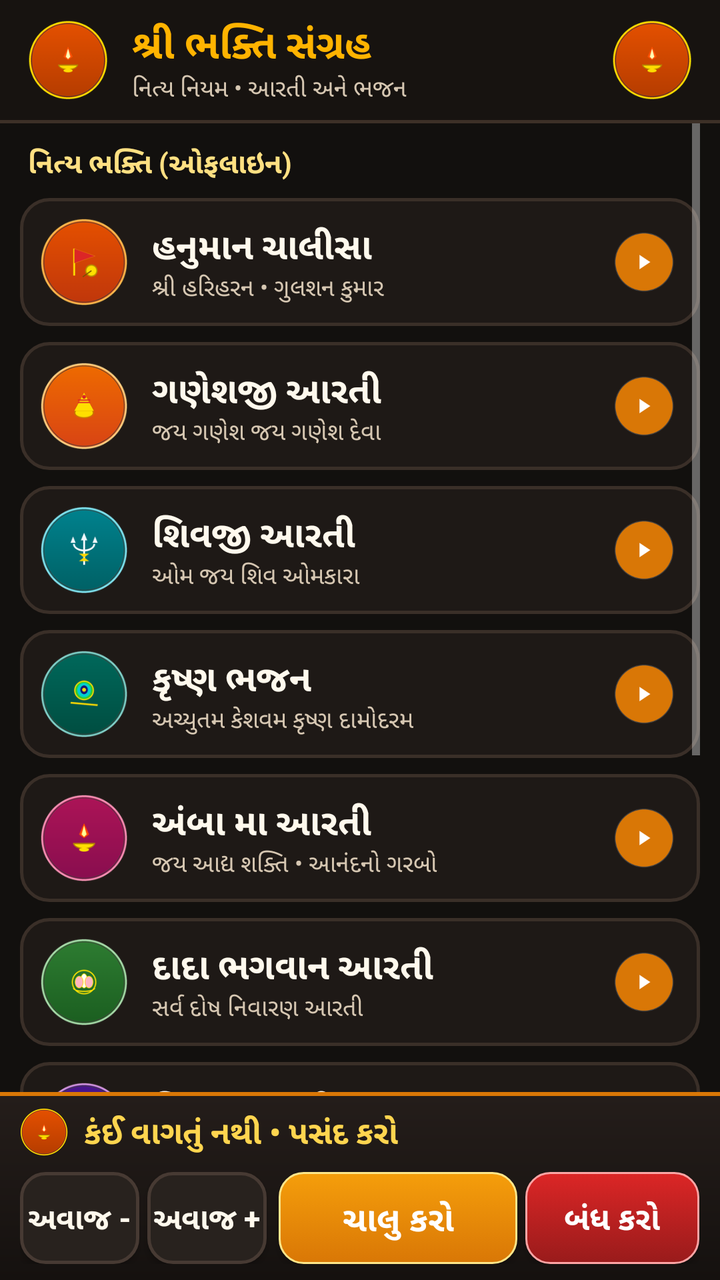
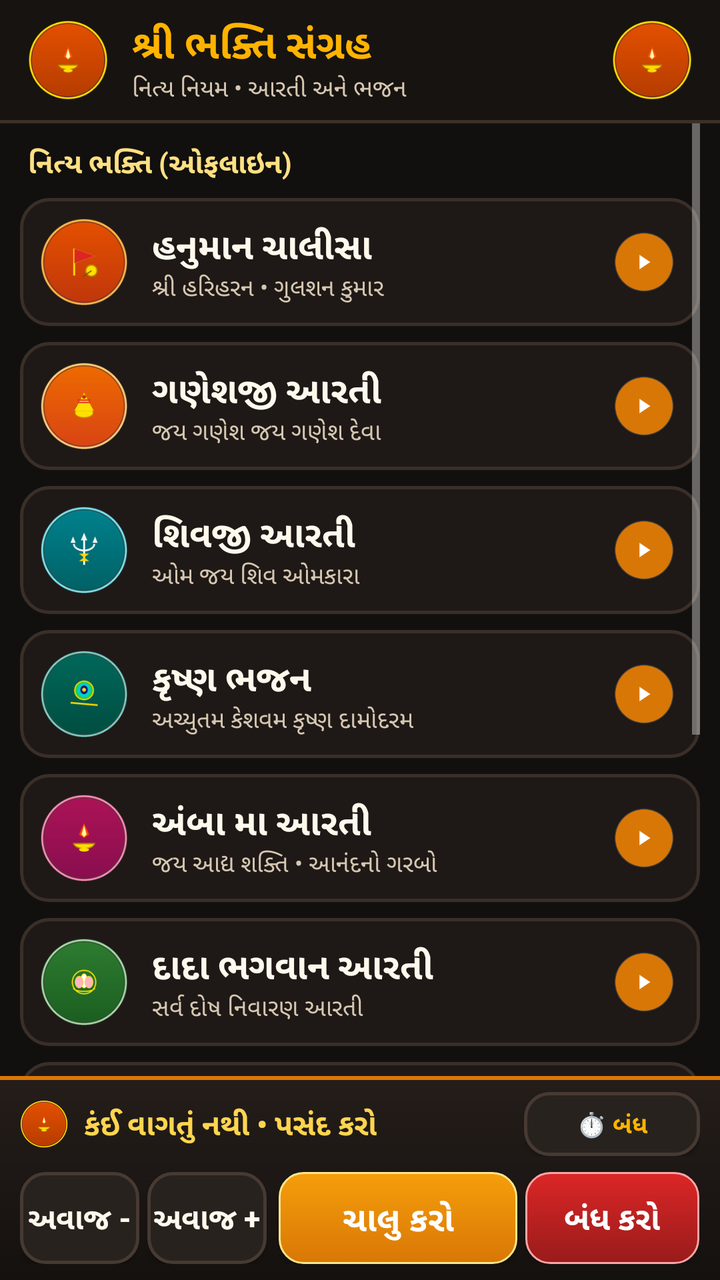

Before-and-after screenshots of an Android layout around one commit, followed by the original layout XML and the change that was made.
<!-- AndroidManifest.xml: application theme AppTheme -->
<!-- res/layout/activity_main.xml -->
<?xml version="1.0" encoding="utf-8"?>
<RelativeLayout xmlns:android="http://schemas.android.com/apk/res/android"
    android:layout_width="match_parent"
    android:layout_height="match_parent"
    android:background="@color/bg_dark">

    
    <LinearLayout
        android:id="@+id/headerLayout"
        android:layout_width="match_parent"
        android:layout_height="60dp"
        android:layout_alignParentTop="true"
        android:orientation="horizontal"
        android:gravity="center_vertical"
        android:background="#171310"
        android:paddingStart="14dp"
        android:paddingEnd="14dp"
        android:paddingTop="4dp"
        android:paddingBottom="4dp">

        <ImageView
            android:layout_width="40dp"
            android:layout_height="40dp"
            android:src="@drawable/ic_diya"
            android:contentDescription="Diya" />

        <LinearLayout
            android:layout_width="0dp"
            android:layout_height="wrap_content"
            android:layout_weight="1"
            android:orientation="vertical"
            android:layout_marginStart="12dp">

            <TextView
                android:layout_width="wrap_content"
                android:layout_height="wrap_content"
                android:text="@string/app_name"
                android:textColor="@color/gold_primary"
                android:textSize="20sp"
                android:textStyle="bold" />

            <TextView
                android:layout_width="wrap_content"
                android:layout_height="wrap_content"
                android:text="@string/app_subtitle"
                android:textColor="@color/text_secondary"
                android:textSize="12sp" />
        </LinearLayout>

        <ImageView
            android:layout_width="40dp"
            android:layout_height="40dp"
            android:src="@drawable/ic_diya"
            android:contentDescription="Diya" />
    </LinearLayout>

    
    <View
        android:id="@+id/headerDivider"
        android:layout_width="match_parent"
        android:layout_height="1.5dp"
        android:layout_below="@id/headerLayout"
        android:background="#3D3027" />

    
    <LinearLayout
        android:id="@+id/bottomDock"
        android:layout_width="match_parent"
        android:layout_height="wrap_content"
        android:layout_alignParentBottom="true"
        android:orientation="vertical"
        android:background="@drawable/dock_bg"
        android:paddingStart="10dp"
        android:paddingEnd="10dp"
        android:paddingTop="8dp"
        android:paddingBottom="8dp">

        
        <LinearLayout
            android:layout_width="match_parent"
            android:layout_height="wrap_content"
            android:orientation="horizontal"
            android:gravity="center_vertical"
            android:layout_marginBottom="8dp">

            <ImageView
                android:id="@+id/imgStatusIcon"
                android:layout_width="24dp"
                android:layout_height="24dp"
                android:src="@drawable/ic_diya"
                android:layout_marginEnd="8dp"
                android:contentDescription="Playing Status" />

            <TextView
                android:id="@+id/txtStatus"
                android:layout_width="0dp"
                android:layout_height="wrap_content"
                android:layout_weight="1"
                android:text="@string/stopped"
                android:textColor="@color/text_gold"
                android:textSize="16sp"
                android:textStyle="bold"
                android:singleLine="true"
                android:ellipsize="marquee" />
        </LinearLayout>

        
        <LinearLayout
            android:layout_width="match_parent"
            android:layout_height="46dp"
            android:orientation="horizontal"
            android:gravity="center_vertical">

            
            <Button
                android:id="@+id/btnVolDown"
                android:layout_width="0dp"
                android:layout_height="match_parent"
                android:layout_weight="1.1"
                android:text="@string/vol_down"
                android:textColor="@color/text_primary"
                android:textSize="15sp"
                android:textStyle="bold"
                android:background="@drawable/btn_vol_bg"
                android:layout_marginEnd="4dp" />

            
            <Button
                android:id="@+id/btnVolUp"
                android:layout_width="0dp"
                android:layout_height="match_parent"
                android:layout_weight="1.1"
                android:text="@string/vol_up"
                android:textColor="@color/text_primary"
                android:textSize="15sp"
                android:textStyle="bold"
                android:background="@drawable/btn_vol_bg"
                android:layout_marginEnd="6dp" />

            
            <Button
                android:id="@+id/btnPause"
                android:layout_width="0dp"
                android:layout_height="match_parent"
                android:layout_weight="2.2"
                android:text="@string/play_playback"
                android:textColor="@color/white"
                android:textSize="17sp"
                android:textStyle="bold"
                android:background="@drawable/btn_play_bg"
                android:layout_marginEnd="4dp" />

            
            <Button
                android:id="@+id/btnStop"
                android:layout_width="0dp"
                android:layout_height="match_parent"
                android:layout_weight="1.6"
                android:text="@string/stop_playback"
                android:textColor="@color/white"
                android:textSize="16sp"
                android:textStyle="bold"
                android:background="@drawable/btn_stop_bg" />
        </LinearLayout>
    </LinearLayout>

    
    <ScrollView
        android:id="@+id/scrollView"
        android:layout_width="match_parent"
        android:layout_height="match_parent"
        android:layout_below="@id/headerDivider"
        android:layout_above="@id/bottomDock"
        android:fillViewport="true"
        android:paddingStart="10dp"
        android:paddingEnd="10dp">

        <LinearLayout
            android:layout_width="match_parent"
            android:layout_height="wrap_content"
            android:orientation="vertical"
            android:paddingTop="10dp"
            android:paddingBottom="16dp">

            
            <TextView
                android:layout_width="wrap_content"
                android:layout_height="wrap_content"
                android:text="@string/section_aartis"
                android:textColor="@color/gold_light"
                android:textSize="14sp"
                android:textStyle="bold"
                android:layout_marginBottom="8dp"
                android:layout_marginStart="4dp" />

            
            <RelativeLayout
                android:id="@+id/cardHanuman"
                android:layout_width="match_parent"
                android:layout_height="64dp"
                android:background="@drawable/card_selector"
                android:paddingStart="10dp"
                android:paddingEnd="12dp"
                android:layout_marginBottom="8dp"
                android:clickable="true"
                android:focusable="true">

                <ImageView
                    android:id="@+id/imgHanuman"
                    android:layout_width="44dp"
                    android:layout_height="44dp"
                    android:layout_centerVertical="true"
                    android:src="@drawable/ic_hanuman"
                    android:contentDescription="Hanuman" />

                <LinearLayout
                    android:layout_width="match_parent"
                    android:layout_height="wrap_content"
                    android:layout_toEndOf="@id/imgHanuman"
                    android:layout_toStartOf="@+id/icActionHanuman"
                    android:layout_centerVertical="true"
                    android:orientation="vertical"
                    android:layout_marginStart="12dp">

                    <TextView
                        android:layout_width="wrap_content"
                        android:layout_height="wrap_content"
                        android:text="@string/hanuman_chalisa"
                        android:textColor="@color/text_primary"
                        android:textSize="18sp"
                        android:textStyle="bold" />

                    <TextView
                        android:layout_width="wrap_content"
                        android:layout_height="wrap_content"
                        android:text="@string/hanuman_desc"
                        android:textColor="@color/text_secondary"
                        android:textSize="12sp" />
                </LinearLayout>

                <ImageView
                    android:id="@+id/icActionHanuman"
                    android:layout_width="32dp"
                    android:layout_height="32dp"
                    android:layout_alignParentEnd="true"
                    android:layout_centerVertical="true"
                    android:src="@drawable/ic_ctrl_play"
                    android:contentDescription="Play" />
            </RelativeLayout>

            
            <RelativeLayout
                android:id="@+id/cardGanesh"
                android:layout_width="match_parent"
                android:layout_height="64dp"
                android:background="@drawable/card_selector"
                android:paddingStart="10dp"
                android:paddingEnd="12dp"
                android:layout_marginBottom="8dp"
                android:clickable="true"
                android:focusable="true">

                <ImageView
                    android:id="@+id/imgGanesh"
                    android:layout_width="44dp"
                    android:layout_height="44dp"
                    android:layout_centerVertical="true"
                    android:src="@drawable/ic_ganesh"
                    android:contentDescription="Ganesh" />

                <LinearLayout
                    android:layout_width="match_parent"
                    android:layout_height="wrap_content"
                    android:layout_toEndOf="@id/imgGanesh"
                    android:layout_toStartOf="@+id/icActionGanesh"
                    android:layout_centerVertical="true"
                    android:orientation="vertical"
                    android:layout_marginStart="12dp">

                    <TextView
                        android:layout_width="wrap_content"
                        android:layout_height="wrap_content"
                        android:text="@string/ganesh_aarti"
                        android:textColor="@color/text_primary"
                        android:textSize="18sp"
                        android:textStyle="bold" />

                    <TextView
                        android:layout_width="wrap_content"
                        android:layout_height="wrap_content"
                        android:text="@string/ganesh_desc"
                        android:textColor="@color/text_secondary"
                        android:textSize="12sp" />
                </LinearLayout>

                <ImageView
                    android:id="@+id/icActionGanesh"
                    android:layout_width="32dp"
                    android:layout_height="32dp"
                    android:layout_alignParentEnd="true"
                    android:layout_centerVertical="true"
                    android:src="@drawable/ic_ctrl_play"
                    android:contentDescription="Play" />
            </RelativeLayout>

            
            <RelativeLayout
                android:id="@+id/cardShiv"
                android:layout_width="match_parent"
                android:layout_height="64dp"
                android:background="@drawable/card_selector"
                android:paddingStart="10dp"
                android:paddingEnd="12dp"
                android:layout_marginBottom="8dp"
                android:clickable="true"
                android:focusable="true">

                <ImageView
                    android:id="@+id/imgShiv"
                    android:layout_width="44dp"
                    android:layout_height="44dp"
                    android:layout_centerVertical="true"
                    android:src="@drawable/ic_shiv"
                    android:contentDescription="Shiv" />

                <LinearLayout
                    android:layout_width="match_parent"
                    android:layout_height="wrap_content"
                    android:layout_toEndOf="@id/imgShiv"
                    android:layout_toStartOf="@+id/icActionShiv"
                    android:layout_centerVertical="true"
                    android:orientation="vertical"
                    android:layout_marginStart="12dp">

                    <TextView
                        android:layout_width="wrap_content"
                        android:layout_height="wrap_content"
                        android:text="@string/shiv_aarti"
                        android:textColor="@color/text_primary"
                        android:textSize="18sp"
                        android:textStyle="bold" />

                    <TextView
                        android:layout_width="wrap_content"
                        android:layout_height="wrap_content"
                        android:text="@string/shiv_desc"
                        android:textColor="@color/text_secondary"
                        android:textSize="12sp" />
                </LinearLayout>

                <ImageView
                    android:id="@+id/icActionShiv"
                    android:layout_width="32dp"
                    android:layout_height="32dp"
                    android:layout_alignParentEnd="true"
                    android:layout_centerVertical="true"
                    android:src="@drawable/ic_ctrl_play"
                    android:contentDescription="Play" />
            </RelativeLayout>

            
            <RelativeLayout
                android:id="@+id/cardKrishna"
                android:layout_width="match_parent"
                android:layout_height="64dp"
                android:background="@drawable/card_selector"
                android:paddingStart="10dp"
                android:paddingEnd="12dp"
                android:layout_marginBottom="8dp"
                android:clickable="true"
                android:focusable="true">

                <ImageView
                    android:id="@+id/imgKrishna"
                    android:layout_width="44dp"
                    android:layout_height="44dp"
                    android:layout_centerVertical="true"
                    android:src="@drawable/ic_krishna"
                    android:contentDescription="Krishna" />

                <LinearLayout
                    android:layout_width="match_parent"
                    android:layout_height="wrap_content"
                    android:layout_toEndOf="@id/imgKrishna"
                    android:layout_toStartOf="@+id/icActionKrishna"
                    android:layout_centerVertical="true"
                    android:orientation="vertical"
                    android:layout_marginStart="12dp">

                    <TextView
                        android:layout_width="wrap_content"
                        android:layout_height="wrap_content"
                        android:text="@string/krishna_bhajan"
                        android:textColor="@color/text_primary"
                        android:textSize="18sp"
                        android:textStyle="bold" />

                    <TextView
                        android:layout_width="wrap_content"
                        android:layout_height="wrap_content"
                        android:text="@string/krishna_desc"
                        android:textColor="@color/text_secondary"
                        android:textSize="12sp" />
                </LinearLayout>

                <ImageView
                    android:id="@+id/icActionKrishna"
                    android:layout_width="32dp"
                    android:layout_height="32dp"
                    android:layout_alignParentEnd="true"
                    android:layout_centerVertical="true"
                    android:src="@drawable/ic_ctrl_play"
                    android:contentDescription="Play" />
            </RelativeLayout>

            
            <RelativeLayout
                android:id="@+id/cardAmba"
                android:layout_width="match_parent"
                android:layout_height="64dp"
                android:background="@drawable/card_selector"
                android:paddingStart="10dp"
                android:paddingEnd="12dp"
                android:layout_marginBottom="8dp"
                android:clickable="true"
                android:focusable="true">

                <ImageView
                    android:id="@+id/imgAmba"
                    android:layout_width="44dp"
                    android:layout_height="44dp"
                    android:layout_centerVertical="true"
                    android:src="@drawable/ic_amba"
                    android:contentDescription="Amba" />

                <LinearLayout
                    android:layout_width="match_parent"
                    android:layout_height="wrap_content"
                    android:layout_toEndOf="@id/imgAmba"
                    android:layout_toStartOf="@+id/icActionAmba"
                    android:layout_centerVertical="true"
                    android:orientation="vertical"
                    android:layout_marginStart="12dp">

                    <TextView
                        android:layout_width="wrap_content"
                        android:layout_height="wrap_content"
                        android:text="@string/amba_aarti"
                        android:textColor="@color/text_primary"
                        android:textSize="18sp"
                        android:textStyle="bold" />

                    <TextView
                        android:layout_width="wrap_content"
                        android:layout_height="wrap_content"
                        android:text="@string/amba_desc"
                        android:textColor="@color/text_secondary"
                        android:textSize="12sp" />
                </LinearLayout>

                <ImageView
                    android:id="@+id/icActionAmba"
                    android:layout_width="32dp"
                    android:layout_height="32dp"
                    android:layout_alignParentEnd="true"
                    android:layout_centerVertical="true"
                    android:src="@drawable/ic_ctrl_play"
                    android:contentDescription="Play" />
            </RelativeLayout>

            
            <RelativeLayout
                android:id="@+id/cardDada"
                android:layout_width="match_parent"
                android:layout_height="64dp"
                android:background="@drawable/card_selector"
                android:paddingStart="10dp"
                android:paddingEnd="12dp"
                android:layout_marginBottom="8dp"
                android:clickable="true"
                android:focusable="true">

                <ImageView
                    android:id="@+id/imgDada"
                    android:layout_width="44dp"
                    android:layout_height="44dp"
                    android:layout_centerVertical="true"
                    android:src="@drawable/ic_dada"
                    android:contentDescription="Dada Bhagwan" />

                <LinearLayout
                    android:layout_width="match_parent"
                    android:layout_height="wrap_content"
                    android:layout_toEndOf="@id/imgDada"
                    android:layout_toStartOf="@+id/icActionDada"
                    android:layout_centerVertical="true"
                    android:orientation="vertical"
                    android:layout_marginStart="12dp">

                    <TextView
                        android:layout_width="wrap_content"
                        android:layout_height="wrap_content"
                        android:text="@string/dada_aarti"
                        android:textColor="@color/text_primary"
                        android:textSize="18sp"
                        android:textStyle="bold" />

                    <TextView
                        android:layout_width="wrap_content"
                        android:layout_height="wrap_content"
                        android:text="@string/dada_desc"
                        android:textColor="@color/text_secondary"
                        android:textSize="12sp" />
                </LinearLayout>

                <ImageView
                    android:id="@+id/icActionDada"
                    android:layout_width="32dp"
                    android:layout_height="32dp"
                    android:layout_alignParentEnd="true"
                    android:layout_centerVertical="true"
                    android:src="@drawable/ic_ctrl_play"
                    android:contentDescription="Play" />
            </RelativeLayout>

            
            <RelativeLayout
                android:id="@+id/cardJagdish"
                android:layout_width="match_parent"
                android:layout_height="64dp"
                android:background="@drawable/card_selector"
                android:paddingStart="10dp"
                android:paddingEnd="12dp"
                android:layout_marginBottom="14dp"
                android:clickable="true"
                android:focusable="true">

                <ImageView
                    android:id="@+id/imgJagdish"
                    android:layout_width="44dp"
                    android:layout_height="44dp"
                    android:layout_centerVertical="true"
                    android:src="@drawable/ic_jagdish"
                    android:contentDescription="Vishnu" />

                <LinearLayout
                    android:layout_width="match_parent"
                    android:layout_height="wrap_content"
                    android:layout_toEndOf="@id/imgJagdish"
                    android:layout_toStartOf="@+id/icActionJagdish"
                    android:layout_centerVertical="true"
                    android:orientation="vertical"
                    android:layout_marginStart="12dp">

                    <TextView
                        android:layout_width="wrap_content"
                        android:layout_height="wrap_content"
                        android:text="@string/jagdish_aarti"
                        android:textColor="@color/text_primary"
                        android:textSize="18sp"
                        android:textStyle="bold" />

                    <TextView
                        android:layout_width="wrap_content"
                        android:layout_height="wrap_content"
                        android:text="@string/jagdish_desc"
                        android:textColor="@color/text_secondary"
                        android:textSize="12sp" />
                </LinearLayout>

                <ImageView
                    android:id="@+id/icActionJagdish"
                    android:layout_width="32dp"
                    android:layout_height="32dp"
                    android:layout_alignParentEnd="true"
                    android:layout_centerVertical="true"
                    android:src="@drawable/ic_ctrl_play"
                    android:contentDescription="Play" />
            </RelativeLayout>

            
            <TextView
                android:layout_width="wrap_content"
                android:layout_height="wrap_content"
                android:text="@string/section_online"
                android:textColor="@color/gold_light"
                android:textSize="14sp"
                android:textStyle="bold"
                android:layout_marginBottom="8dp"
                android:layout_marginStart="4dp" />

            
            <RelativeLayout
                android:id="@+id/cardNewPipe"
                android:layout_width="match_parent"
                android:layout_height="64dp"
                android:background="@drawable/card_selector"
                android:paddingStart="10dp"
                android:paddingEnd="12dp"
                android:layout_marginBottom="8dp"
                android:clickable="true"
                android:focusable="true">

                <ImageView
                    android:id="@+id/imgNewPipe"
                    android:layout_width="44dp"
                    android:layout_height="44dp"
                    android:layout_centerVertical="true"
                    android:src="@drawable/ic_youtube"
                    android:contentDescription="YouTube" />

                <LinearLayout
                    android:layout_width="match_parent"
                    android:layout_height="wrap_content"
                    android:layout_toEndOf="@id/imgNewPipe"
                    android:layout_toStartOf="@+id/tagOnline"
                    android:layout_centerVertical="true"
                    android:orientation="vertical"
                    android:layout_marginStart="12dp">

                    <TextView
                        android:layout_width="wrap_content"
                        android:layout_height="wrap_content"
                        android:text="@string/youtube_bhajan"
                        android:textColor="@color/text_primary"
                        android:textSize="18sp"
                        android:textStyle="bold" />

                    <TextView
                        android:layout_width="wrap_content"
                        android:layout_height="wrap_content"
                        android:text="@string/youtube_desc"
                        android:textColor="@color/text_secondary"
                        android:textSize="12sp" />
                </LinearLayout>

                <TextView
                    android:id="@+id/tagOnline"
                    android:layout_width="wrap_content"
                    android:layout_height="wrap_content"
                    android:layout_alignParentEnd="true"
                    android:layout_centerVertical="true"
                    android:text="@string/tag_online"
                    android:textColor="@color/tag_online_text"
                    android:textSize="12sp"
                    android:textStyle="bold"
                    android:background="@drawable/badge_online"
                    android:paddingStart="8dp"
                    android:paddingEnd="8dp"
                    android:paddingTop="3dp"
                    android:paddingBottom="3dp" />
            </RelativeLayout>

            
            <RelativeLayout
                android:id="@+id/cardFmRadio"
                android:layout_width="match_parent"
                android:layout_height="64dp"
                android:background="@drawable/card_selector"
                android:paddingStart="10dp"
                android:paddingEnd="12dp"
                android:layout_marginBottom="16dp"
                android:clickable="true"
                android:focusable="true">

                <ImageView
                    android:id="@+id/imgRadio"
                    android:layout_width="44dp"
                    android:layout_height="44dp"
                    android:layout_centerVertical="true"
                    android:src="@drawable/ic_radio"
                    android:contentDescription="FM Radio" />

                <LinearLayout
                    android:layout_width="match_parent"
                    android:layout_height="wrap_content"
                    android:layout_toEndOf="@id/imgRadio"
                    android:layout_toStartOf="@+id/tagOffline"
                    android:layout_centerVertical="true"
                    android:orientation="vertical"
                    android:layout_marginStart="12dp">

                    <TextView
                        android:layout_width="wrap_content"
                        android:layout_height="wrap_content"
                        android:text="@string/fm_radio"
                        android:textColor="@color/text_primary"
                        android:textSize="18sp"
                        android:textStyle="bold" />

                    <TextView
                        android:layout_width="wrap_content"
                        android:layout_height="wrap_content"
                        android:text="@string/fm_desc"
                        android:textColor="@color/text_secondary"
                        android:textSize="12sp" />
                </LinearLayout>

                <TextView
                    android:id="@+id/tagOffline"
                    android:layout_width="wrap_content"
                    android:layout_height="wrap_content"
                    android:layout_alignParentEnd="true"
                    android:layout_centerVertical="true"
                    android:text="@string/tag_offline"
                    android:textColor="@color/tag_offline_text"
                    android:textSize="12sp"
                    android:textStyle="bold"
                    android:background="@drawable/badge_offline"
                    android:paddingStart="8dp"
                    android:paddingEnd="8dp"
                    android:paddingTop="3dp"
                    android:paddingBottom="3dp" />
            </RelativeLayout>

        </LinearLayout>
    </ScrollView>

</RelativeLayout>
<!-- resources referenced by this layout -->
<resources>
  <color name="bg_dark">#12100E</color>
  <color name="gold_light">#FFE082</color>
  <color name="gold_primary">#FFB300</color>
  <color name="tag_offline_text">#86EFAC</color>
  <color name="tag_online_text">#FCA5A5</color>
  <color name="text_gold">#FFD54F</color>
  <color name="text_primary">#FFF9ED</color>
  <color name="text_secondary">#D6C7B2</color>
  <color name="white">#FFFFFF</color>
  <!-- drawable badge_offline (drawable) -->
  <?xml version="1.0" encoding="utf-8"?>
  <shape xmlns:android="http://schemas.android.com/apk/res/android"
      android:shape="rectangle">
      <solid android:color="@color/tag_offline_bg" />
      <corners android:radius="6dp" />
      <stroke android:width="1dp" android:color="#2E7D32" />
  </shape>
  <!-- drawable badge_online (drawable) -->
  <?xml version="1.0" encoding="utf-8"?>
  <shape xmlns:android="http://schemas.android.com/apk/res/android"
      android:shape="rectangle">
      <solid android:color="@color/tag_online_bg" />
      <corners android:radius="6dp" />
      <stroke android:width="1dp" android:color="#C2185B" />
  </shape>
  <string name="amba_aarti">અંબા મા આરતી</string>
  <string name="amba_desc">જય આદ્ય શક્તિ • આનંદનો ગરબો</string>
  <string name="app_name">શ્રી ભક્તિ સંગ્રહ</string>
  <string name="app_subtitle">નિત્ય નિયમ • આરતી અને ભજન</string>
  <string name="dada_aarti">દાદા ભગવાન આરતી</string>
  <string name="dada_desc">સર્વ દોષ નિવારણ આરતી</string>
  <string name="fm_desc">સ્થાનિક લાઈવ રેડિયો સ્ટેશન</string>
  <string name="fm_radio">એફ.એમ. રેડિયો</string>
  <string name="ganesh_aarti">ગણેશજી આરતી</string>
  <string name="ganesh_desc">જય ગણેશ જય ગણેશ દેવા</string>
  <string name="hanuman_chalisa">હનુમાન ચાલીસા</string>
  <string name="hanuman_desc">શ્રી હરિહરન • ગુલશન કુમાર</string>
  <string name="jagdish_aarti">વિષ્ણુ આરતી</string>
  <string name="jagdish_desc">ઓમ જય જગદીશ હરે</string>
  <string name="krishna_bhajan">કૃષ્ણ ભજન</string>
  <string name="krishna_desc">અચ્યુતમ કેશવમ કૃષ્ણ દામોદરમ</string>
  <string name="play_playback">ચાલુ કરો</string>
  <string name="section_aartis">નિત્ય ભક્તિ (ઓફલાઇન)</string>
  <string name="section_online">ઓનલાઇન અને મનોરંજન</string>
  <string name="shiv_aarti">શિવજી આરતી</string>
  <string name="shiv_desc">ઓમ જય શિવ ઓમકારા</string>
  <string name="stop_playback">બંધ કરો</string>
  <string name="stopped">કંઈ વાગતું નથી • પસંદ કરો</string>
  <string name="tag_offline">ઓફલાઇન</string>
  <string name="tag_online">ઓનલાઇન</string>
  <string name="vol_down">અવાજ -</string>
  <string name="vol_up">અવાજ +</string>
  <string name="youtube_bhajan">યુટ્યુબ ભજન</string>
  <string name="youtube_desc">ગુજરાતી ભજન અને સંતવાણી (વિડીયો)</string>
  <color name="tag_offline_bg">#1B3320</color>
  <color name="tag_online_bg">#3B1824</color>
  <color name="btn_pause_pressed">#B45309</color>
  <color name="btn_stop_pressed">#7F1D1D</color>
  <color name="btn_vol_pressed">#3E352F</color>
  <color name="btn_vol">#28221E</color>
  <!-- drawable card_bg_pressed (drawable) -->
  <?xml version="1.0" encoding="utf-8"?>
  <shape xmlns:android="http://schemas.android.com/apk/res/android"
      android:shape="rectangle">
      <solid android:color="@color/surface_card_pressed" />
      <corners android:radius="14dp" />
      <stroke android:width="2dp" android:color="@color/gold_primary" />
  </shape>
  <!-- drawable card_bg_normal (drawable) -->
  <?xml version="1.0" encoding="utf-8"?>
  <shape xmlns:android="http://schemas.android.com/apk/res/android"
      android:shape="rectangle">
      <solid android:color="@color/surface_card" />
      <corners android:radius="14dp" />
      <stroke android:width="1.5dp" android:color="@color/card_stroke" />
  </shape>
  <color name="dock_border">#D97706</color>
  <color name="surface_card">#1E1916</color>
  <color name="surface_card_pressed">#2B2420</color>
  <color name="card_stroke">#3A2F28</color>
  <!-- unchanged entries left out for length: 17 -->
</resources>

<!-- the commit's change to res/layout/activity_main.xml (unified diff, before → after) -->
@@ -98,10 +98,24 @@
                 android:layout_weight="1"
                 android:text="@string/stopped"
                 android:textColor="@color/text_gold"
-                android:textSize="16sp"
+                android:textSize="15sp"
                 android:textStyle="bold"
                 android:singleLine="true"
                 android:ellipsize="marquee" />
+
+            
+            <Button
+                android:id="@+id/btnSleepTimer"
+                android:layout_width="wrap_content"
+                android:layout_height="32dp"
+                android:paddingStart="10dp"
+                android:paddingEnd="10dp"
+                android:layout_marginStart="6dp"
+                android:text="@string/timer_off"
+                android:textColor="@color/gold_primary"
+                android:textSize="12sp"
+                android:textStyle="bold"
+                android:background="@drawable/btn_vol_bg" />
         </LinearLayout>
 
         
<!-- resource entries referenced after the edit -->
@@ -50,6 +50,7 @@
   <string name="stopped">કંઈ વાગતું નથી • પસંદ કરો</string>
   <string name="tag_offline">ઓફલાઇન</string>
   <string name="tag_online">ઓનલાઇન</string>
+  <string name="timer_off">⏱️ બંધ</string>
   <string name="vol_down">અવાજ -</string>
   <string name="vol_up">અવાજ +</string>
   <string name="youtube_bhajan">યુટ્યુબ ભજન</string>
